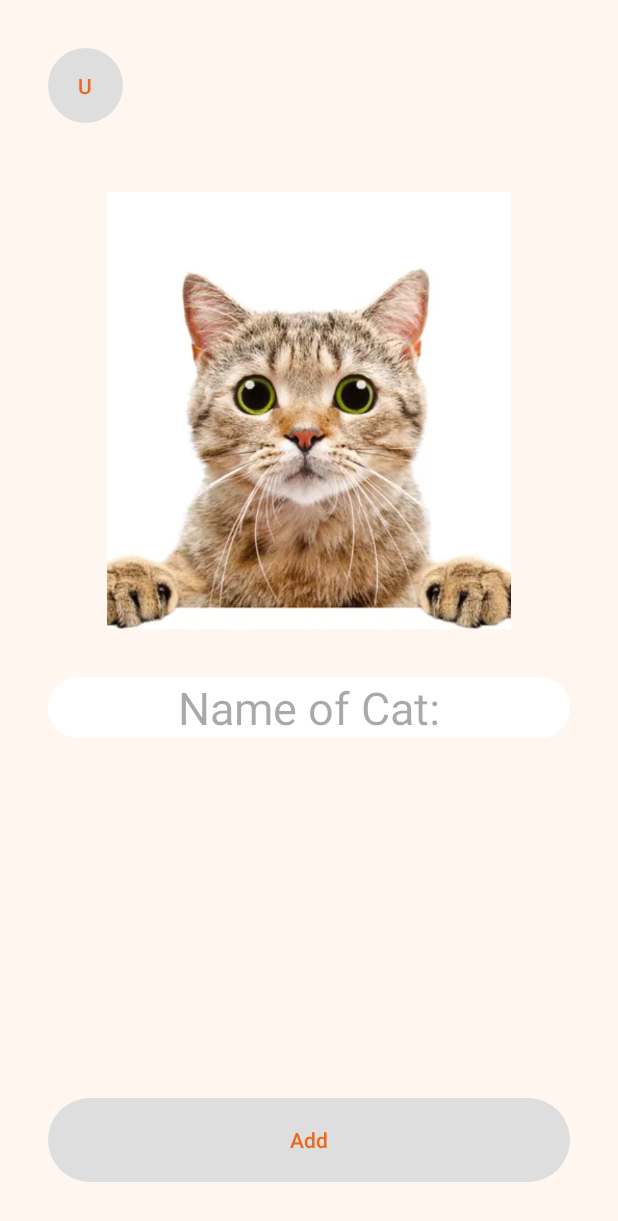
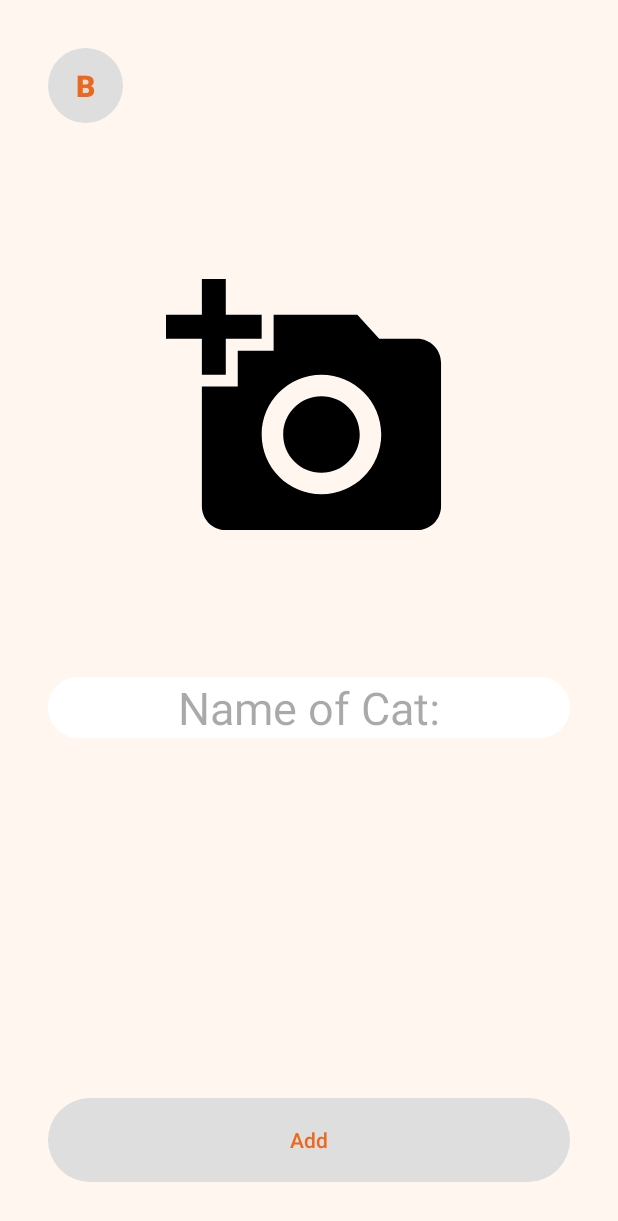
Before and after one commit to ChunhBi/LoCATor, an Android app: the AddCatFragment screen opened through its navigation route, on a phone screen of 412 x 824 dp. Shown: the top 1221 px of the screen. Run offline under Robolectric (Android 15) with nearby library versions, the phone set to English and light mode, and no system bars.

Commit message:
change font size and some place holders

```diff
--- a/app/src/main/res/layout/fragment_add_cat.xml
+++ b/app/src/main/res/layout/fragment_add_cat.xml
@@ -14,7 +14,9 @@
         android:layout_marginStart="32dp"
         android:layout_marginTop="32dp"
         android:padding="0dp"
-        android:text="U"
+        android:text="B"
+        android:textStyle="bold"
+        android:textSize="20sp"
         android:textColor="@color/orange"
         android:background="@drawable/btn_circled"
         android:shadowColor="@color/almostBlack"
@@ -29,7 +31,8 @@
         app:layout_constraintEnd_toEndOf="parent"
         app:layout_constraintStart_toStartOf="parent"
         app:layout_constraintTop_toTopOf="parent"
-        android:src="@drawable/cat"
+        android:src="@drawable/baseline_add_a_photo_24"
+        android:padding="50dp"
         android:scaleType="centerCrop" />
 
     <Button
--- a/app/src/main/res/layout/fragment_cat_info.xml
+++ b/app/src/main/res/layout/fragment_cat_info.xml
@@ -74,7 +74,9 @@
         android:layout_height="64dp"
         android:layout_marginStart="32dp"
         android:layout_marginBottom="32dp"
-        android:text="U"
+        android:text="B"
+        android:textStyle="bold"
+        android:textSize="20sp"
         android:textColor="@color/orange"
         app:layout_constraintBottom_toBottomOf="parent"
         app:layout_constraintStart_toStartOf="parent" />
--- a/app/src/main/res/layout/fragment_home.xml
+++ b/app/src/main/res/layout/fragment_home.xml
@@ -31,6 +31,8 @@
         android:layout_marginTop="32dp"
         android:padding="0dp"
         android:text="U"
+        android:textStyle="bold"
+        android:textSize="30sp"
         android:textColor="@color/orange"
         android:background="@drawable/btn_circled"
         android:shadowColor="@color/almostBlack"
--- a/app/src/main/res/layout/fragment_user_setting.xml
+++ b/app/src/main/res/layout/fragment_user_setting.xml
@@ -16,6 +16,8 @@
         android:padding="0dp"
         android:shadowColor="@color/almostBlack"
         android:text="U"
+        android:textSize="40sp"
+        android:textStyle="bold"
         android:textColor="@color/orange"
         app:layout_constraintStart_toStartOf="parent"
         app:layout_constraintTop_toTopOf="parent" />
@@ -56,7 +58,9 @@
         android:background="@drawable/btn_circled"
         android:padding="0dp"
         android:shadowColor="@color/almostBlack"
-        android:text="U"
+        android:text="B"
+        android:textStyle="bold"
+        android:textSize="20sp"
 
         android:textColor="@color/orange"
         app:layout_constraintBottom_toBottomOf="parent"
```
Also changed, not shown: app/src/main/res/layout/fragment_report.xml (+5 -2 lines).
